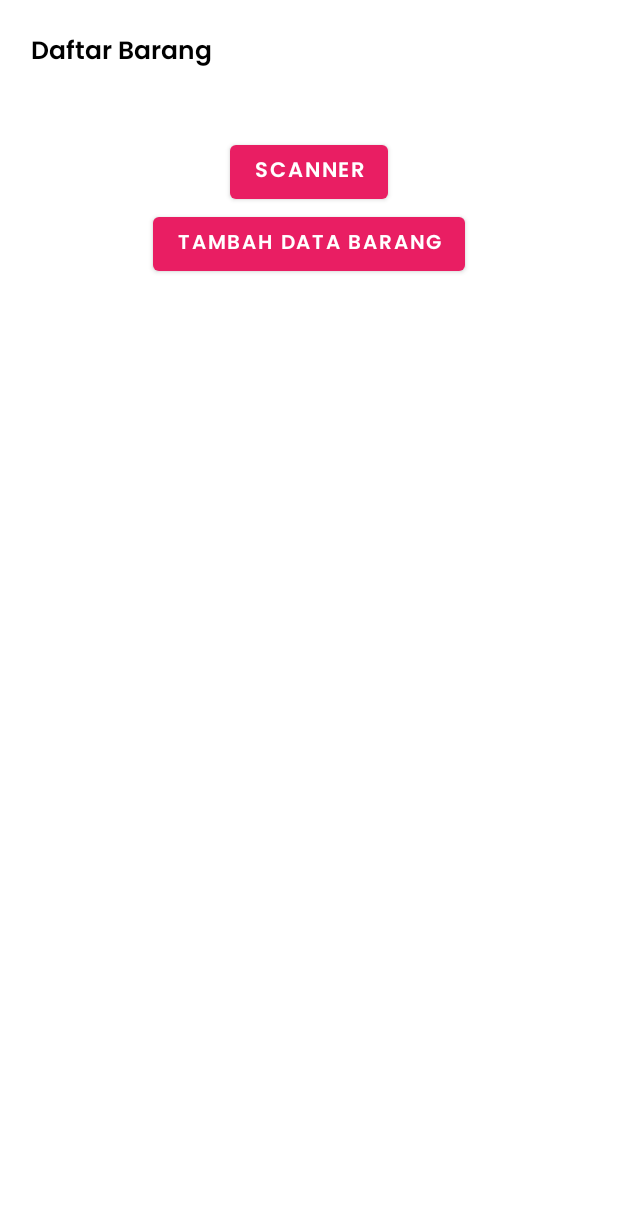
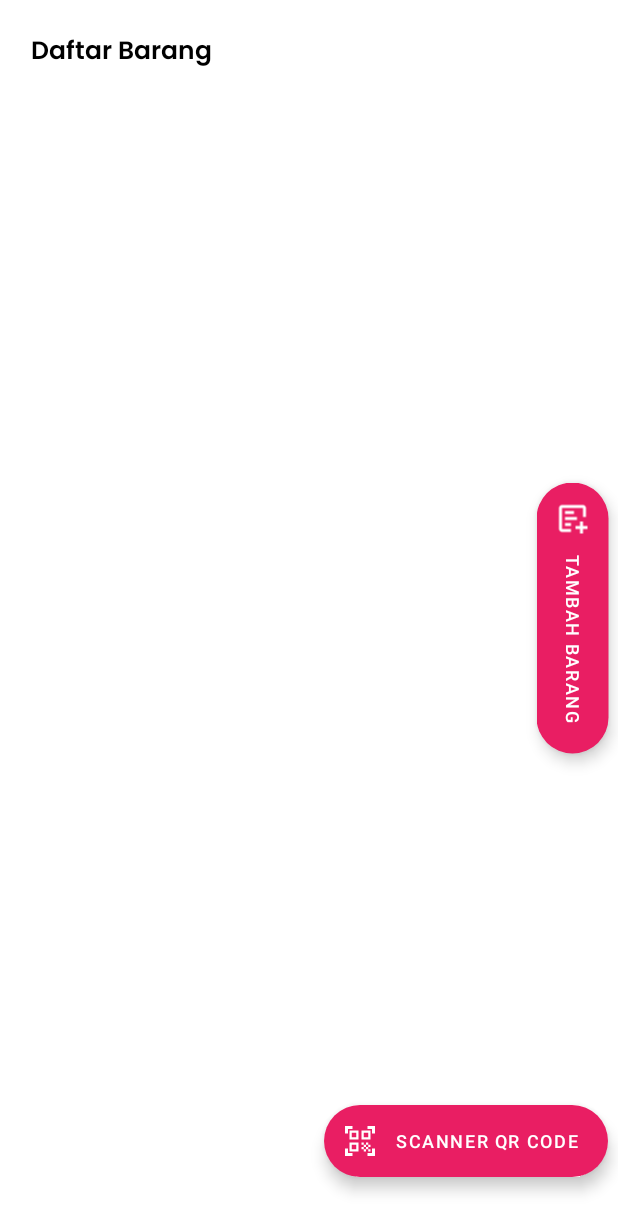
Before and after one commit to nafisazz/SCANNER, an Android app: the screen it shows after launch (MainActivity), on a phone screen of 412 x 824 dp. Shown: the top 1232 px of the screen. Run offline under Robolectric (Android 15) with nearby library versions, the phone set to English and light mode, and no system bars; our stand-ins replace sdp/ssp sizes; libraries missing offline, so code that uses them is left out: com.blikoon.qrcodescanner, com.karumi.dexter; 1 statement that could not run was skipped.

Commit message:
Fix button :maple_leaf:

```diff
--- /dev/null
+++ b/app/src/main/res/drawable/ic_add.xml
@@ -0,0 +1,5 @@
+<vector android:height="24dp" android:tint="#000000"
+    android:viewportHeight="24" android:viewportWidth="24"
+    android:width="24dp" xmlns:android="http://schemas.android.com/apk/res/android">
+    <path android:fillColor="@android:color/white" android:pathData="M22,5v2h-3v3h-2L17,7h-3L14,5h3L17,2h2v3h3zM19,19L5,19L5,5h6L11,3L5,3c-1.1,0 -2,0.9 -2,2v14c0,1.1 0.9,2 2,2h14c1.1,0 2,-0.9 2,-2v-6h-2v6zM15,13v4h2v-4h-2zM11,17h2L13,9h-2v8zM9,17v-6L7,11v6h2z"/>
+</vector>
--- /dev/null
+++ b/app/src/main/res/drawable/ic_code_scanner.xml
@@ -0,0 +1,5 @@
+<vector android:height="24dp" android:tint="#000000"
+    android:viewportHeight="24" android:viewportWidth="24"
+    android:width="24dp" xmlns:android="http://schemas.android.com/apk/res/android">
+    <path android:fillColor="@android:color/white" android:pathData="M9.5,6.5v3h-3v-3H9.5M11,5H5v6h6V5L11,5zM9.5,14.5v3h-3v-3H9.5M11,13H5v6h6V13L11,13zM17.5,6.5v3h-3v-3H17.5M19,5h-6v6h6V5L19,5zM13,13h1.5v1.5H13V13zM14.5,14.5H16V16h-1.5V14.5zM16,13h1.5v1.5H16V13zM13,16h1.5v1.5H13V16zM14.5,17.5H16V19h-1.5V17.5zM16,16h1.5v1.5H16V16zM17.5,14.5H19V16h-1.5V14.5zM17.5,17.5H19V19h-1.5V17.5zM22,7h-2V4h-3V2h5V7zM22,22v-5h-2v3h-3v2H22zM2,22h5v-2H4v-3H2V22zM2,2v5h2V4h3V2H2z"/>
+</vector>
--- a/app/src/main/res/layout/activity_main.xml
+++ b/app/src/main/res/layout/activity_main.xml
@@ -1,5 +1,5 @@
 <?xml version="1.0" encoding="utf-8"?>
-<androidx.appcompat.widget.LinearLayoutCompat
+<RelativeLayout
     xmlns:android="http://schemas.android.com/apk/res/android"
     xmlns:app="http://schemas.android.com/apk/res-auto"
     xmlns:tools="http://schemas.android.com/tools"
@@ -28,25 +28,47 @@
         android:layout_width="match_parent"
         android:layout_height="wrap_content" />
 
-    <com.google.android.material.button.MaterialButton
+
+
+        <com.google.android.material.floatingactionbutton.ExtendedFloatingActionButton
+            android:id="@+id/tambah_barang"
+            android:layout_width="wrap_content"
+            android:layout_height="wrap_content"
+            android:layout_alignParentEnd="true"
+            android:layout_centerInParent="true"
+            android:layout_marginEnd="-60dp"
+            android:layout_marginRight="@dimen/_16sdp"
+            android:rotation="90"
+            android:layout_gravity="end"
+            android:onClick="addData"
+            android:text="Tambah Barang"
+            android:textColor="@android:color/white"
+            android:textSize="12sp"
+            app:backgroundTint="@color/main"
+            app:icon="@drawable/ic_add"
+            app:iconTint="@android:color/white" />
+
+    <com.google.android.material.floatingactionbutton.ExtendedFloatingActionButton
+        android:id="@+id/sccannr"
         android:layout_width="wrap_content"
         android:layout_height="wrap_content"
-        android:layout_gravity="center_horizontal"
-        android:text="Scanner"
+        android:text="Scanner Qr Code"
         android:onClick="scanner"
-        android:fontFamily="@font/popsem"
-        android:textSize="@dimen/_11sdp"
-        />
-
-    <com.google.android.material.button.MaterialButton
-        android:layout_width="wrap_content"
-        android:layout_height="wrap_content"
-        android:layout_gravity="center_horizontal"
-        android:text="Tambah Data Barang"
-        android:onClick="addData"
-        android:fontFamily="@font/popsem"
-        android:textSize="@dimen/_10sdp"
-        />
+        android:layout_alignParentBottom="true"
+        android:layout_alignParentRight="true"
+        android:layout_marginRight="@dimen/_5sdp"
+        android:layout_marginBottom="@dimen/_30sdp"
+        android:textColor="@android:color/white"
+        android:textSize="12sp"
+        app:backgroundTint="@color/main"
+        app:icon="@drawable/ic_code_scanner"
+        app:iconTint="@android:color/white" />
 
 
-</androidx.appcompat.widget.LinearLayoutCompat>
+
+
+
+
+
+
+</RelativeLayout>
```
